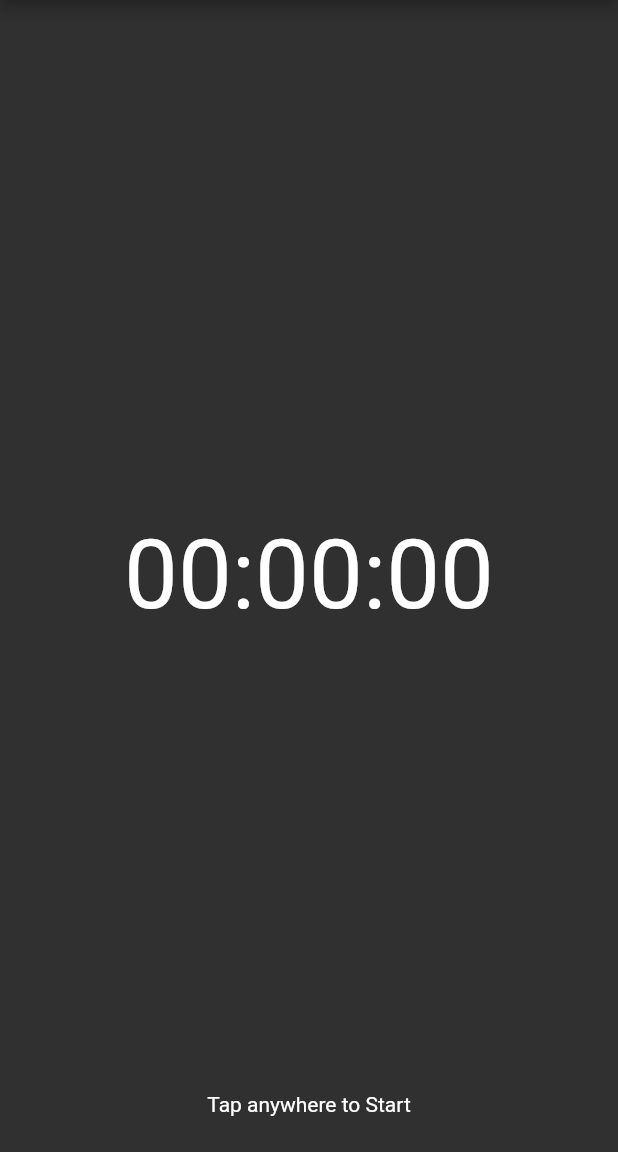
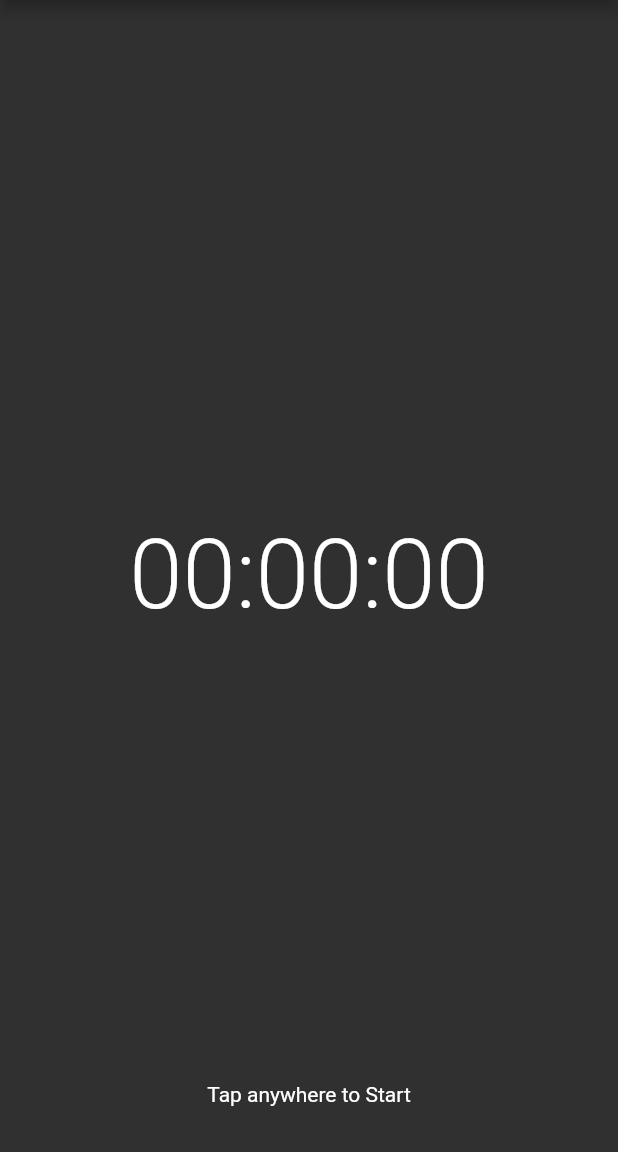
Before and after one commit to othman98shawgan/easy-stopwatch, a Flutter app: the screen it shows after launch, on a phone screen of 412 x 824 dp, the part 84-1236 px from its top. Run offline on Flutter 3.47's test engine with Material 2 defaults, Android fonts, the light colour scheme and no system bars.

Commit message:
Feature/timer size orientation (#3)
* Update timer size based on orientation

* Update screen distortion

```diff
--- a/lib/ui/home.dart
+++ b/lib/ui/home.dart
@@ -58,7 +58,9 @@ class _HomePageState extends State<HomePage> {
               _stopwatch.stop();
             }),
       ]),
-      body: Center(
+      body: OrientationBuilder(
+        builder: (context, orientation) {
+          return Center(
             child: GestureDetector(
               behavior: HitTestBehavior.opaque,
               onLongPress: () {
@@ -69,20 +71,22 @@ class _HomePageState extends State<HomePage> {
               child: Column(
                 mainAxisAlignment: MainAxisAlignment.center,
                 children: <Widget>[
-              SizedBox(height: height3 / 3),
+                  SizedBox(height: height3 / 10),
                   SizedBox(
-                height: height3 / 3,
+                    height: height3 * 4 / 5,
                     child: Center(
                       child: Text(formatTime(_stopwatch.elapsedMilliseconds),
-                      style: const TextStyle(fontSize: 64.0)),
+                          style: TextStyle(
+                              fontWeight: FontWeight.w300,
+                              fontSize: orientation == Orientation.portrait ? 64.0 : 128.0)),
                     ),
                   ),
                   SizedBox(
-                  height: height3 / 3,
+                      height: height3 / 10,
                       child: Padding(
-                      padding: const EdgeInsets.all(24),
+                          padding: const EdgeInsets.all(0),
                           child: Column(
-                        mainAxisAlignment: MainAxisAlignment.end,
+                            mainAxisAlignment: MainAxisAlignment.center,
                             children: [
                               Text(_stopwatch.isRunning
                                   ? 'Tap anywhere to Stop'
@@ -92,6 +96,8 @@ class _HomePageState extends State<HomePage> {
                 ],
               ),
             ),
+          );
+        },
       ),
     );
   }
```
Lines whose indentation alone changed are shown as unchanged.
